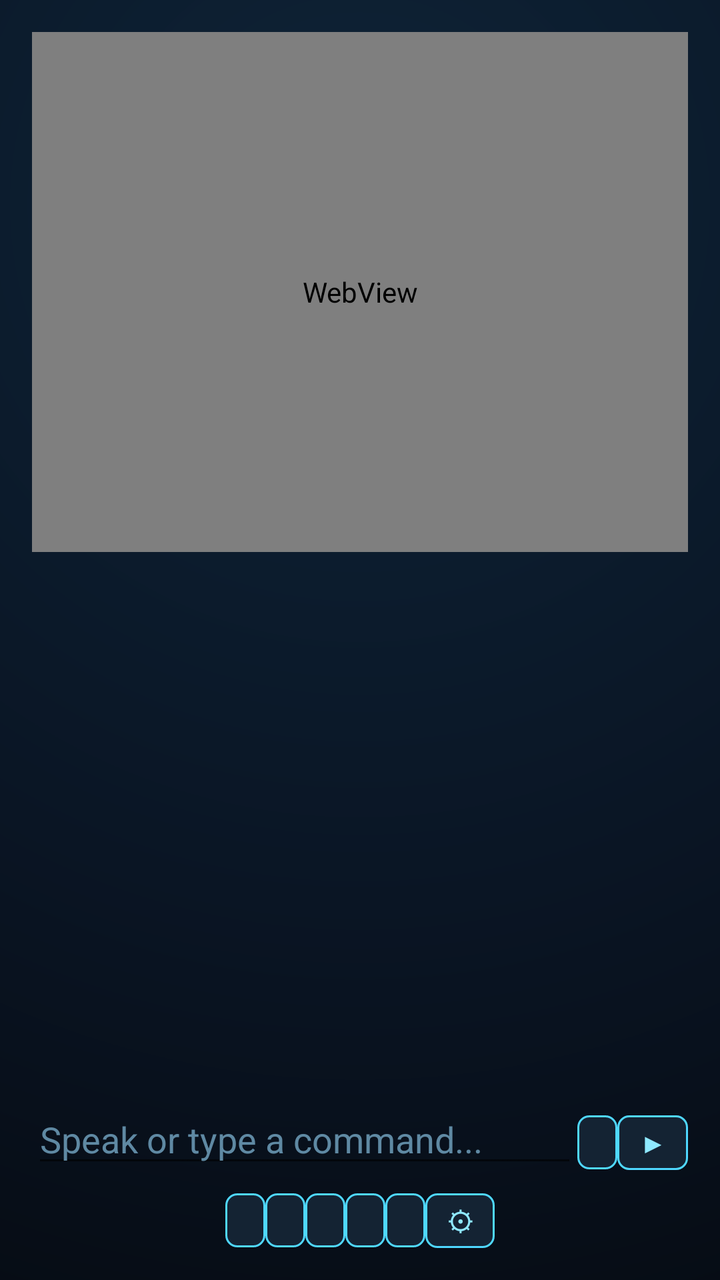
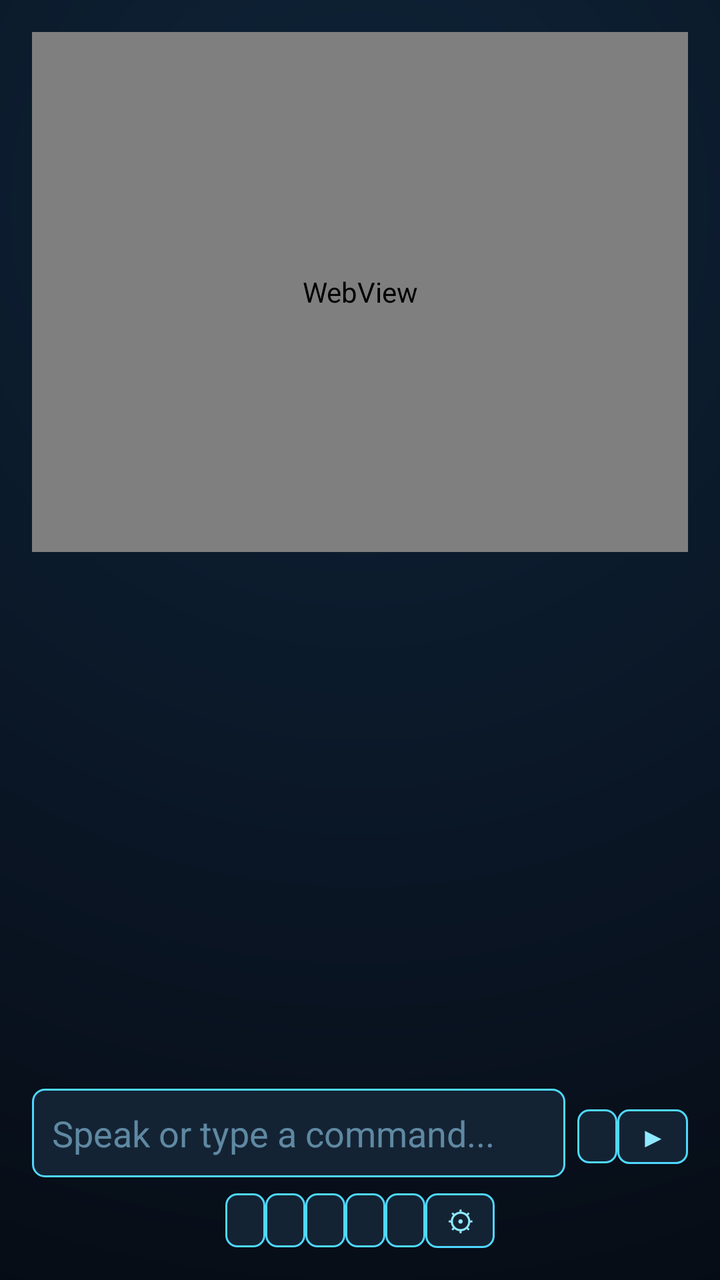

Two renders of the same Android screen: before a commit and after it. Below are the layout's source before the change and the commit's diff.
<!-- AndroidManifest.xml: application theme Theme.MaterialComponents.DayNight.NoActionBar -->
<!-- res/layout/activity_main.xml -->
<?xml version="1.0" encoding="utf-8"?>
<LinearLayout xmlns:android="http://schemas.android.com/apk/res/android"
    xmlns:app="http://schemas.android.com/apk/res-auto"
    android:layout_width="match_parent"
    android:layout_height="match_parent"
    android:orientation="vertical"
    android:background="@drawable/app_background"
    android:padding="16dp">

    <WebView
        android:id="@+id/ringWebView"
        android:layout_width="match_parent"
        android:layout_height="260dp"
        android:layout_marginBottom="8dp"
        android:background="#04070C" />

    <ScrollView
        android:layout_width="match_parent"
        android:layout_height="0dp"
        android:layout_weight="1">

        <TextView
            android:id="@+id/logText"
            android:layout_width="match_parent"
            android:layout_height="wrap_content"
            android:fontFamily="monospace"
            android:textColor="#EAF6FF"
            android:textSize="14sp" />
    </ScrollView>

    <LinearLayout
        android:layout_width="match_parent"
        android:layout_height="wrap_content"
        android:layout_marginTop="10dp"
        android:orientation="horizontal">

        <EditText
            android:id="@+id/inputField"
            android:layout_width="0dp"
            android:layout_height="wrap_content"
            android:layout_weight="1"
            android:hint="Speak or type a command..."
            android:textColor="#EAF6FF"
            android:textColorHint="#5F89A3" />

        <Button
            style="@style/KaizenIconButton"
            android:id="@+id/micButton"
            android:layout_width="wrap_content"
            android:layout_height="wrap_content"
            android:text="\uD83C\uDFA4" />

        <Button
            style="@style/KaizenIconButton"
            android:id="@+id/sendButton"
            android:layout_width="wrap_content"
            android:layout_height="wrap_content"
            android:text="\u25B6" />
    </LinearLayout>

    <LinearLayout
        android:layout_width="match_parent"
        android:layout_height="wrap_content"
        android:layout_marginTop="8dp"
        android:gravity="center"
        android:orientation="horizontal">

        <Button
            style="@style/KaizenIconButton"
            android:id="@+id/torchButton" android:layout_width="wrap_content" android:layout_height="wrap_content" android:text="\uD83D\uDD26" />
        <Button
            style="@style/KaizenIconButton"
            android:id="@+id/locationButton" android:layout_width="wrap_content" android:layout_height="wrap_content" android:text="\uD83D\uDCCD" />
        <Button
            style="@style/KaizenIconButton"
            android:id="@+id/btButton" android:layout_width="wrap_content" android:layout_height="wrap_content" android:text="\uD83D\uDD35" />
        <Button
            style="@style/KaizenIconButton"
            android:id="@+id/calendarButton" android:layout_width="wrap_content" android:layout_height="wrap_content" android:text="\uD83D\uDCC5" />
        <Button
            style="@style/KaizenIconButton"
            android:id="@+id/cameraButton" android:layout_width="wrap_content" android:layout_height="wrap_content" android:text="\uD83D\uDCF7" />
        <Button
            style="@style/KaizenIconButton"
            android:id="@+id/settingsButton" android:layout_width="wrap_content" android:layout_height="wrap_content" android:text="\u2699" />
    </LinearLayout>

</LinearLayout>
<!-- resources referenced by this layout -->
<resources>
  <!-- drawable app_background (drawable) -->
  <?xml version="1.0" encoding="utf-8"?>
  <shape xmlns:android="http://schemas.android.com/apk/res/android" android:shape="rectangle">
      <gradient
          android:type="radial"
          android:gradientRadius="700dp"
          android:centerX="0.5"
          android:centerY="0.16"
          android:startColor="#0E2438"
          android:centerColor="#0A1524"
          android:endColor="#04070C" />
  </shape>
  <style name="KaizenIconButton" parent="Widget.MaterialComponents.Button.OutlinedButton">
          <item name="strokeColor">#4FD8FF</item>
          <item name="strokeWidth">1dp</item>
          <item name="cornerRadius">6dp</item>
          <item name="backgroundTint">#142333</item>
          <item name="android:textColor">#8FE9FF</item>
          <item name="android:insetTop">0dp</item>
          <item name="android:insetBottom">0dp</item>
          <item name="android:minWidth">0dp</item>
          <item name="android:minHeight">0dp</item>
          <item name="android:paddingLeft">10dp</item>
          <item name="android:paddingRight">10dp</item>
      </style>
</resources>

<!-- the commit's change to res/layout/activity_main.xml (unified diff, before → after) -->
@@ -39,6 +39,9 @@
             android:layout_width="0dp"
             android:layout_height="wrap_content"
             android:layout_weight="1"
+            android:layout_marginEnd="6dp"
+            android:background="@drawable/input_field_bg"
+            android:padding="10dp"
             android:hint="Speak or type a command..."
             android:textColor="#EAF6FF"
             android:textColorHint="#5F89A3" />
<!-- resource entries referenced after the edit -->
@@ -11,6 +11,13 @@
           android:startColor="#0E2438"
           android:centerColor="#0A1524"
           android:endColor="#04070C" />
+  </shape>
+  <!-- drawable input_field_bg (drawable) -->
+  <?xml version="1.0" encoding="utf-8"?>
+  <shape xmlns:android="http://schemas.android.com/apk/res/android" android:shape="rectangle">
+      <solid android:color="#142333"/>
+      <stroke android:width="1dp" android:color="#4FD8FF"/>
+      <corners android:radius="6dp"/>
   </shape>
   <style name="KaizenIconButton" parent="Widget.MaterialComponents.Button.OutlinedButton">
           <item name="strokeColor">#4FD8FF</item>
